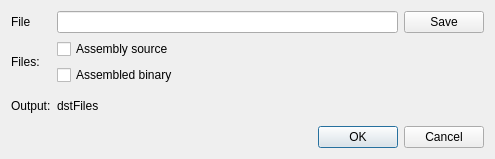
mortbopet/Ripes, file src/savedialog.ui: the form before one commit.
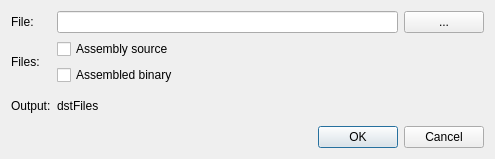
The form after the commit.

Commit message: Use "..." instead of "Save" for save-as dialog path button

```diff
--- a/src/savedialog.ui
+++ b/src/savedialog.ui
@@ -44,7 +44,7 @@
      <item row="0" column="0">
       <widget class="QLabel" name="label">
        <property name="text">
-        <string>File</string>
+        <string>File:</string>
        </property>
       </widget>
      </item>
@@ -54,7 +54,7 @@
      <item row="0" column="2">
       <widget class="QPushButton" name="openFile">
        <property name="text">
-        <string>Save</string>
+        <string>...</string>
        </property>
       </widget>
      </item>
```
